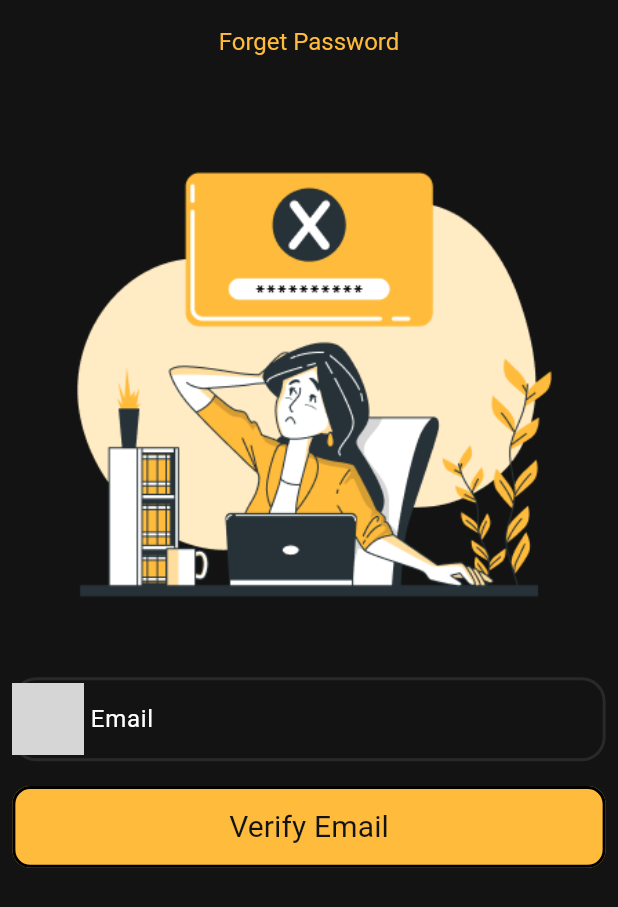
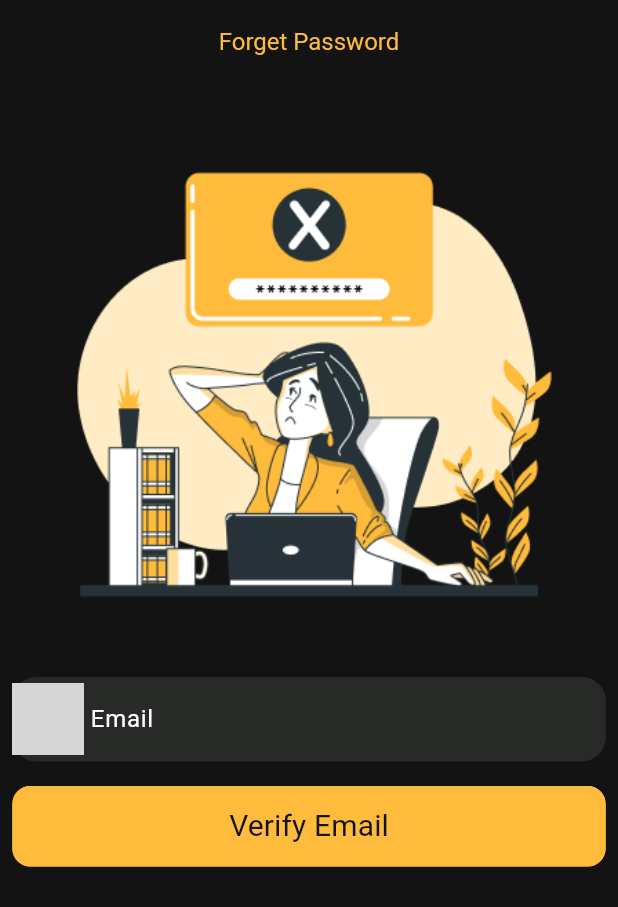
Before and after one commit to Norhannageh123/Movie_project, a Flutter app: the ForgetPasswordScreen screen opened directly, on a phone screen of 412 x 824 dp. Shown: the top 907 px of the screen. Run offline on Flutter 3.47's test engine with Material 3 defaults, Android fonts, the phone set to English and light mode, and no system bars; our stand-ins replace carousel_slider, fluttertoast, google_fonts, toggle_switch; generated files the repository leaves out were written again; grey boxes are pictures that could not be loaded.

Commit message:
browse tab ui edit

```diff
--- a/lib/custom_widgets/custom_elevated_button.dart
+++ b/lib/custom_widgets/custom_elevated_button.dart
@@ -33,8 +33,8 @@ class CustomElevatedButton extends StatelessWidget {
       style: ElevatedButton.styleFrom(
         padding: padding ??
             EdgeInsets.symmetric(
-              horizontal: width * 0.25,
-              vertical: height * 0.0155,
+              //horizontal: width * 0.10,
+              vertical: height * 0.015,
             ),
         backgroundColor: bgColor ?? AppColors.yellowColor,
         shadowColor: AppColors.transparentColor,
@@ -42,6 +42,7 @@ class CustomElevatedButton extends StatelessWidget {
             borderRadius: BorderRadius.circular(12),
             side: borderSide ??
                 BorderSide(
+                  color: AppColors.yellowColor,
                   width: 2,
                 )),
       ),
--- a/lib/custom_widgets/custom_text_field.dart
+++ b/lib/custom_widgets/custom_text_field.dart
@@ -46,10 +46,13 @@ class CustomTextField extends StatelessWidget {
       onChanged: onchanged,
       controller: controller,
       validator: validator,
-      style: style ,
+      style: style ?? AppStyle.white16Regular ,
       maxLines: maxLines,
       decoration:
+
       InputDecoration(
+        filled: true,
+        fillColor: AppColors.babyBlackColor,
         enabledBorder: OutlineInputBorder(
           borderRadius: BorderRadius.circular(16),
           borderSide: BorderSide(
--- a/lib/main.dart
+++ b/lib/main.dart
@@ -21,7 +21,7 @@ class MovieApp extends StatelessWidget {
   Widget build(BuildContext context) {
     return MaterialApp(
       debugShowCheckedModeBanner: false,
-      initialRoute: AppRoutes.homeRoute,
+      initialRoute: AppRoutes.updateProfileRoute,
       routes: {
         AppRoutes.onBoarding:(context)=>const OnboardingScreen(),
         AppRoutes.loginRoute:(context)=>const LoginScreen(),
--- a/lib/utils/app_theme.dart
+++ b/lib/utils/app_theme.dart
@@ -7,6 +7,7 @@ import 'app_style.dart';
 class AppTheme {
   static final ThemeData darkTheme = ThemeData(
     appBarTheme: AppBarTheme(
+      iconTheme: const IconThemeData(color: AppColors.whiteColor, size: 25),
       backgroundColor: AppColors.blackColor,
       centerTitle: true,
       titleTextStyle: AppStyle.yellow16Regular,
```
